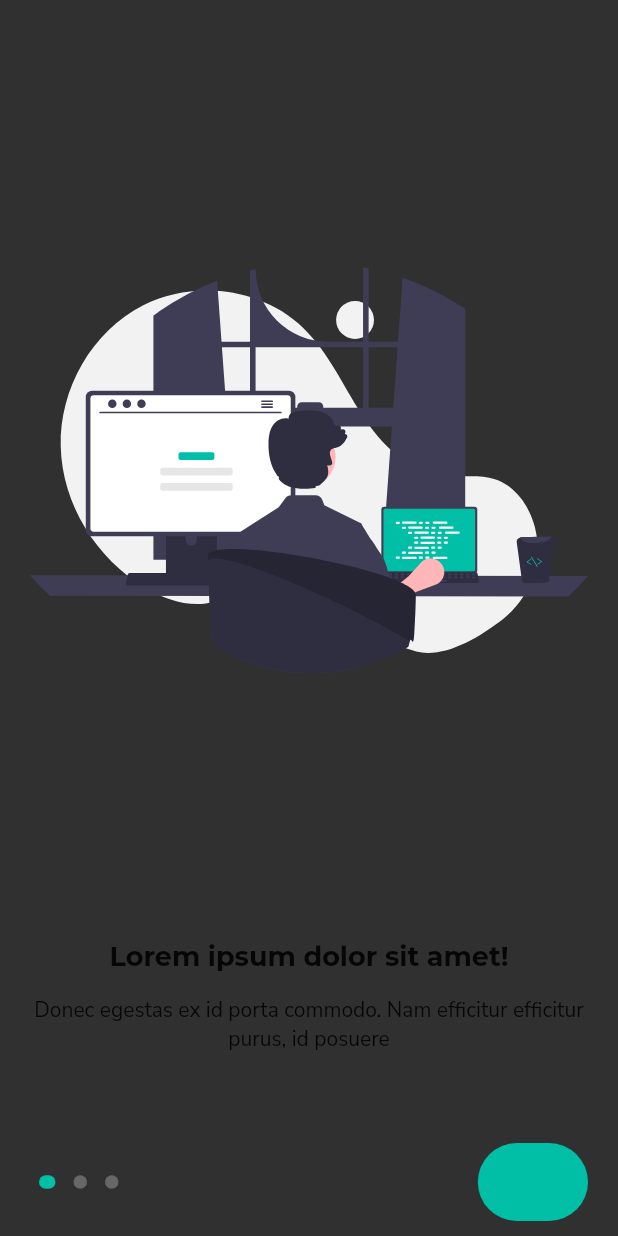
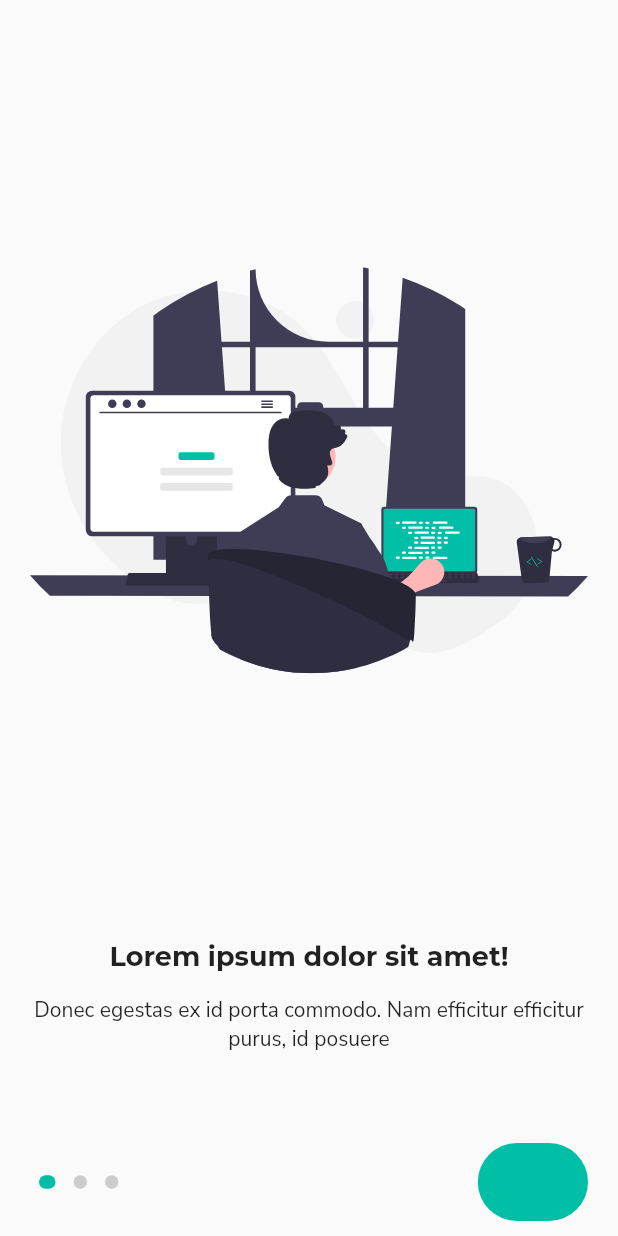
Before and after one commit to leoFlutterNodeJs/flutter_ui_tests_units, a Flutter app: the screen it shows after launch, on a phone screen of 412 x 824 dp. Run offline on Flutter 3.47's test engine with Material 2 defaults, Android fonts, the phone set to English and light mode, and no system bars; drawn by our look-alikes of dots_indicator; our stand-ins replace flutter_svg, google_fonts.

Commit message:
fix: corrigindo o colorscheme

```diff
--- a/lib/src/my_app.dart
+++ b/lib/src/my_app.dart
@@ -12,7 +12,7 @@ class MyApp extends StatelessWidget {
       title: 'Flutter Demo',
       theme: ThemeData(
         primaryColor: primaryColor,
-        colorScheme: ColorScheme.dark(primary: primaryColor),
+        colorScheme: ColorScheme.light(secondary: primaryColor),
         visualDensity: VisualDensity.adaptivePlatformDensity,
         textTheme: FontStyle.TextTheme,
         cupertinoOverrideTheme: CupertinoThemeData(
```
